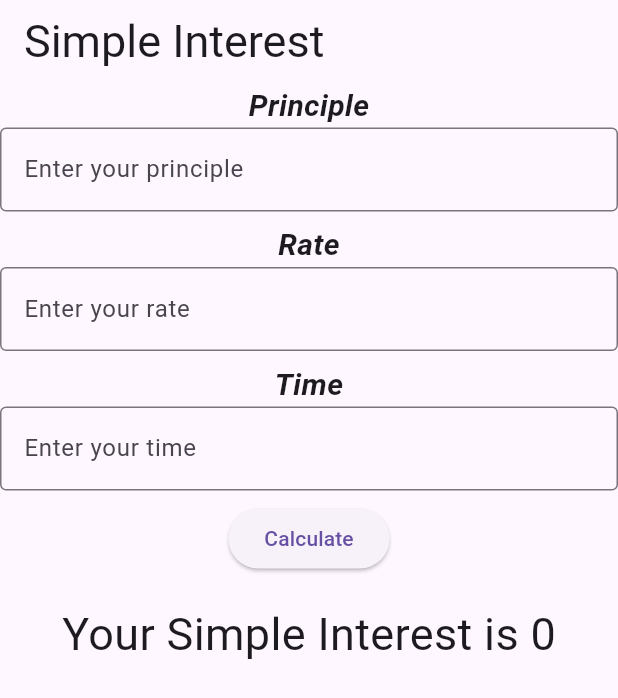
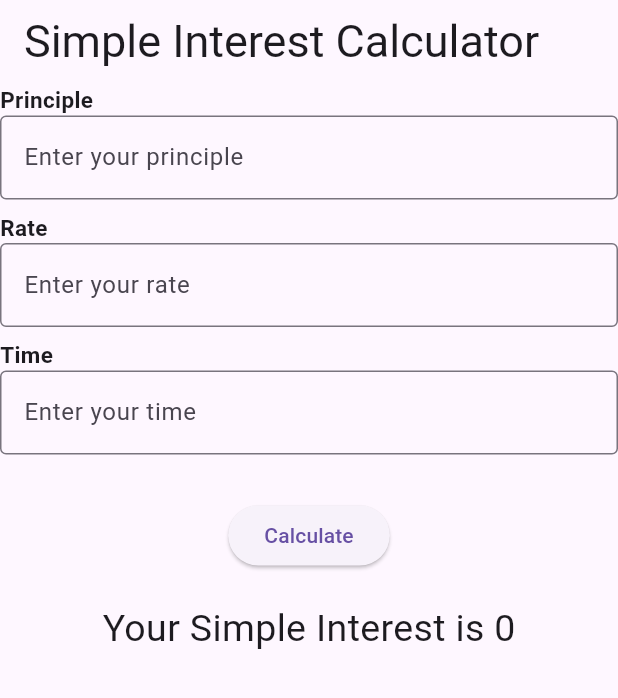
Before and after one commit to Asmit11/mobile_si, a Flutter app: the screen it shows after launch, on a phone screen of 412 x 824 dp. Shown: the top 698 px of the screen. Run offline on Flutter 3.47's test engine with Material 3 defaults, Android fonts, the light colour scheme and no system bars.

Commit message:
changed buttons and text alignments

```diff
--- a/lib/screen/simple_interest.dart
+++ b/lib/screen/simple_interest.dart
@@ -18,7 +18,7 @@ class _SimpleInterestScreenState extends State<SimpleInterestScreen> {
     return Scaffold(
       appBar: AppBar(
         title: const Text(
-          'Simple Interest',
+          'Simple Interest Calculator',
           style: TextStyle(
             fontSize: 30,
           ),
@@ -26,13 +26,14 @@ class _SimpleInterestScreenState extends State<SimpleInterestScreen> {
         elevation: 0,
       ),
       body: Column(
+        crossAxisAlignment: CrossAxisAlignment.start,
         children: [
           const Text(
             'Principle',
             style: TextStyle(
-                fontSize: 20,
+              fontSize: 15,
               fontWeight: FontWeight.bold,
-                fontStyle: FontStyle.italic),
+            ),
           ),
           TextField(
             keyboardType: TextInputType.number,
@@ -52,9 +53,9 @@ class _SimpleInterestScreenState extends State<SimpleInterestScreen> {
           const Text(
             'Rate',
             style: TextStyle(
-                fontSize: 20,
+              fontSize: 15,
               fontWeight: FontWeight.bold,
-                fontStyle: FontStyle.italic),
+            ),
           ),
           TextField(
             keyboardType: TextInputType.number,
@@ -74,9 +75,9 @@ class _SimpleInterestScreenState extends State<SimpleInterestScreen> {
           const Text(
             'Time',
             style: TextStyle(
-                fontSize: 20,
+              fontSize: 15,
               fontWeight: FontWeight.bold,
-                fontStyle: FontStyle.italic),
+            ),
           ),
           TextField(
             keyboardType: TextInputType.number,
@@ -89,9 +90,10 @@ class _SimpleInterestScreenState extends State<SimpleInterestScreen> {
                 border: OutlineInputBorder(), hintText: 'Enter your time'),
           ),
           const SizedBox(
-            height: 8,
+            height: 30,
           ),
-          ElevatedButton(
+          Center(
+            child: ElevatedButton(
               onPressed: () {
                 setState(() {
                   if (principle != null && rate != null && time != null) {
@@ -101,13 +103,16 @@ class _SimpleInterestScreenState extends State<SimpleInterestScreen> {
               },
               child: const Text('Calculate'),
             ),
+          ),
           const SizedBox(
-            height: 18,
+            height: 20,
           ),
-          Text(
+          Center(
+            child: Text(
               'Your Simple Interest is $result',
               style: const TextStyle(
-              fontSize: 30,
+                fontSize: 25,
+              ),
             ),
           )
         ],
```
Lines whose indentation alone changed are shown as unchanged.
